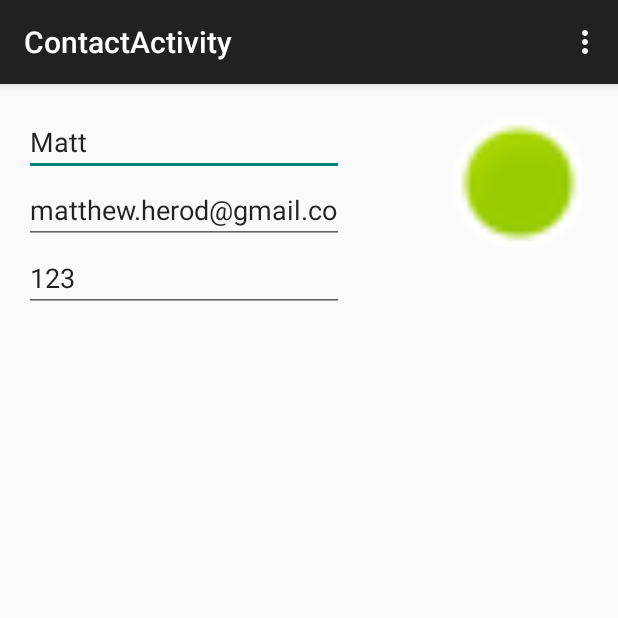
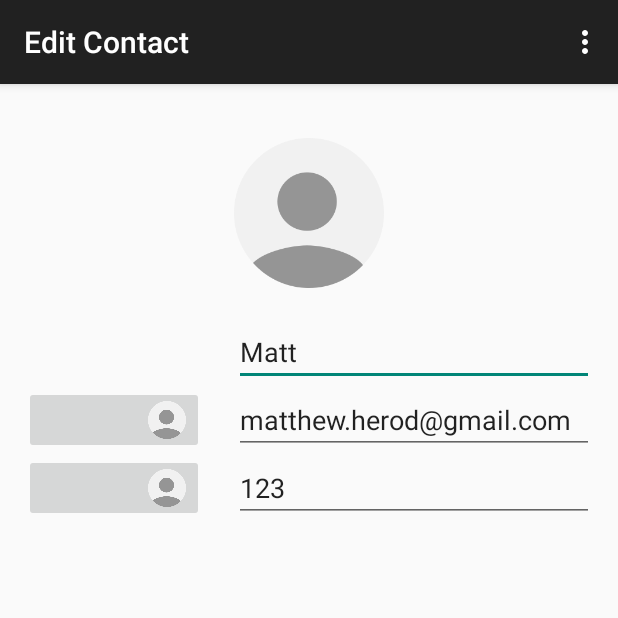
Before and after one commit to mherod/Contacts-Android, an Android app: the screen it shows after launch (ContactActivity), after a tap on "Matt", on a phone screen of 412 x 824 dp, the top half of it. Run offline under Robolectric (Android 15) with nearby library versions, the phone set to English and light mode, and no system bars.

Commit message:
Contact view changes and titles

```diff
--- a/app/src/main/res/layout/activity_contact.xml
+++ b/app/src/main/res/layout/activity_contact.xml
@@ -6,16 +6,29 @@
     android:paddingBottom="@dimen/activity_vertical_margin"
     tools:context="co.herod.contacts.ContactActivity">
 
+    <ImageView
+        android:layout_width="100dp"
+        android:layout_height="100dp"
+        android:id="@+id/imageView"
+        android:src="@drawable/person_image_empty"
+        android:scaleType="centerCrop"
+        android:layout_alignParentTop="true"
+        android:layout_centerHorizontal="true"
+        android:layout_margin="20dp" />
+
     <EditText
         android:layout_width="wrap_content"
         android:layout_height="wrap_content"
         android:inputType="textPersonName"
-        android:text="Name"
         android:ems="10"
         android:id="@+id/contactNameEditText"
-        android:layout_alignParentTop="true"
-        android:layout_alignParentLeft="true"
-        android:layout_alignParentStart="true" />
+        android:layout_below="@+id/imageView"
+        android:editable="true"
+        android:hint="Name"
+        android:layout_alignParentRight="true"
+        android:layout_alignParentEnd="true"
+        android:layout_alignLeft="@+id/imageView"
+        android:layout_alignStart="@+id/imageView" />
 
     <EditText
         android:layout_width="wrap_content"
@@ -24,8 +37,12 @@
         android:ems="10"
         android:id="@+id/contactEmailEditText"
         android:layout_below="@+id/contactNameEditText"
-        android:layout_alignParentLeft="true"
-        android:layout_alignParentStart="true" />
+        android:layout_alignLeft="@+id/contactNameEditText"
+        android:layout_alignStart="@+id/contactNameEditText"
+        android:editable="true"
+        android:hint="Email"
+        android:layout_alignParentRight="true"
+        android:layout_alignParentEnd="true" />
 
     <EditText
         android:layout_width="wrap_content"
@@ -34,16 +51,32 @@
         android:ems="10"
         android:id="@+id/contactTelEditText"
         android:layout_below="@+id/contactEmailEditText"
+        android:layout_alignLeft="@+id/contactEmailEditText"
+        android:layout_alignStart="@+id/contactEmailEditText"
+        android:editable="true"
+        android:hint="Tel"
+        android:layout_alignRight="@+id/contactEmailEditText"
+        android:layout_alignEnd="@+id/contactEmailEditText" />
+
+    <ImageButton
+        android:layout_width="wrap_content"
+        android:layout_height="wrap_content"
+        android:id="@+id/imageButton"
+        android:layout_below="@+id/contactNameEditText"
+        android:layout_toLeftOf="@+id/imageView"
+        android:src="@drawable/person_image_empty"
+        android:layout_alignBottom="@+id/contactEmailEditText"
+        android:scaleType="fitEnd" />
+
+    <ImageButton
+        android:layout_width="wrap_content"
+        android:layout_height="wrap_content"
+        android:id="@+id/imageButton2"
+        android:layout_alignTop="@+id/contactTelEditText"
+        android:layout_toLeftOf="@+id/imageView"
+        android:src="@drawable/person_image_empty"
+        android:layout_alignBottom="@+id/contactTelEditText"
         android:layout_alignParentLeft="true"
-        android:layout_alignParentStart="true" />
-
-    <ImageView
-        android:layout_width="100dp"
-        android:layout_height="100dp"
-        android:id="@+id/imageView"
-        android:src="@android:drawable/presence_online"
-        android:scaleType="centerCrop"
-        android:layout_alignParentTop="true"
-        android:layout_alignParentRight="true"
-        android:layout_alignParentEnd="true" />
+        android:layout_alignParentStart="true"
+        android:scaleType="fitEnd" />
 </RelativeLayout>
--- a/app/src/main/res/values/strings.xml
+++ b/app/src/main/res/values/strings.xml
@@ -1,12 +1,9 @@
 <resources>
     <string name="app_name">Contacts</string>
 
-    <string name="title_section1">Section 1</string>
-    <string name="title_section2">Section 2</string>
-    <string name="title_section3">Section 3</string>
+    <string name="action_settings">Settings</string>
 
-    <string name="hello_world">Hello world!</string>
+    <string name="title_activity_contact">Edit Contact</string>
 
-    <string name="action_settings">Settings</string>
-    <string name="title_activity_contact">ContactActivity</string>
+    <string name="your_contacts">Your Contacts</string>
 </resources>
```
Also changed, not shown: app/src/main/java/co/herod/contacts/MainActivity.java (+1 -9 lines), app/src/main/res/layout/fragment_contacts.xml (+15 -3 lines), app/src/main/res/drawable-nodpi/person_image_empty.png (added).
